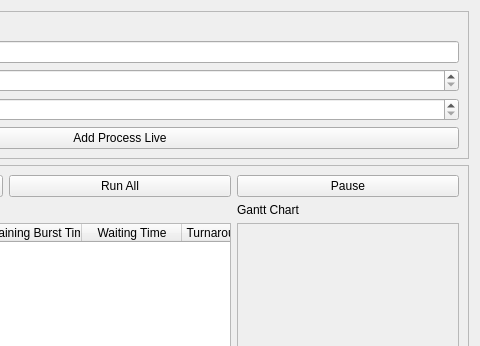
Above: src/GUI/PyQtUI/runLiveSceneUI.ui from ashmod/Chronos before the change; both pictures show x 240 to 720 and y 0 to 346 of the 720 by 520 pixel window. Below: the same form after it.
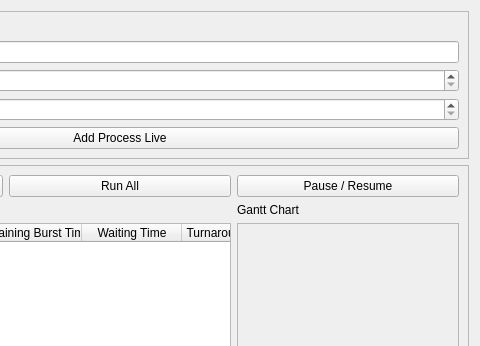
That is the form after the change.

The edit to the form file:
```diff
--- a/src/GUI/PyQtUI/runLiveSceneUI.ui
+++ b/src/GUI/PyQtUI/runLiveSceneUI.ui
@@ -133,7 +133,7 @@
       <item row="0" column="2">
        <widget class="QPushButton" name="pauseButton">
         <property name="text">
-         <string>Pause</string>
+         <string>Pause / Resume</string>
         </property>
        </widget>
       </item>
```
